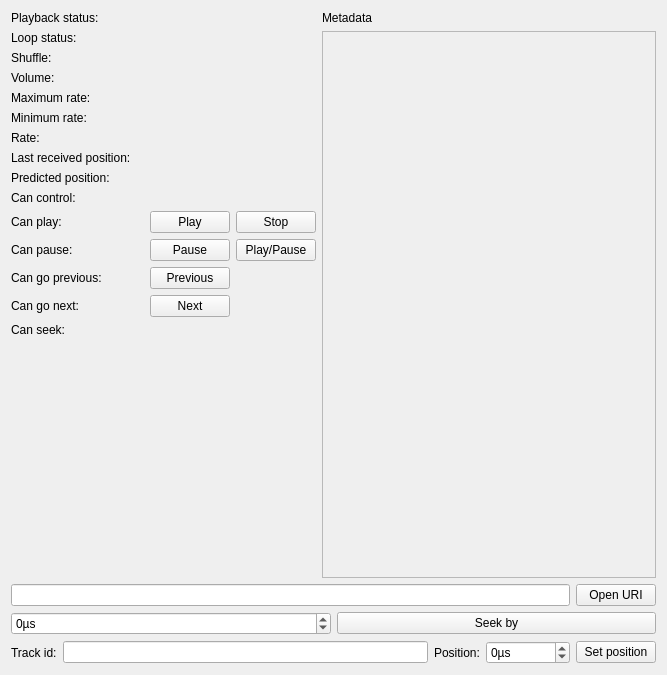
Before: the Qt Designer form ui/playertest.ui in randomguy3/mpristester, drawn with Qt 5.
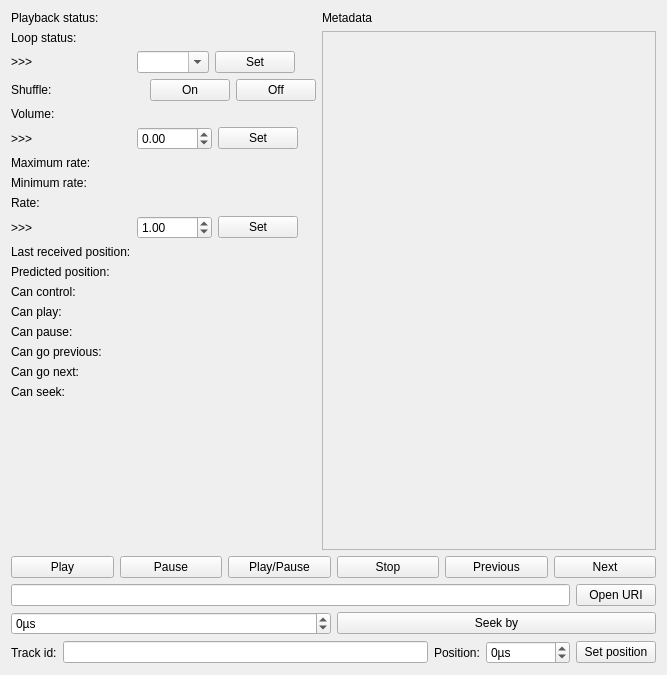
After: the same form once the commit is applied.

Commit message: Add widgets for setting rw property values

What changed in the file:
```diff
--- a/ui/playertest.ui
+++ b/ui/playertest.ui
@@ -56,13 +56,40 @@
         </widget>
        </item>
        <item row="2" column="0">
+        <widget class="QLabel" name="label_17">
+         <property name="text">
+          <string>&gt;&gt;&gt;</string>
+         </property>
+        </widget>
+       </item>
+       <item row="2" column="1">
+        <layout class="QHBoxLayout" name="horizontalLayout_10">
+         <item>
+          <widget class="QComboBox" name="loopStatusCombo">
+           <property name="editable">
+            <bool>true</bool>
+           </property>
+          </widget>
+         </item>
+         <item>
+          <widget class="QPushButton" name="loopStatusSetBtn">
+           <property name="text">
+            <string>Set</string>
+           </property>
+          </widget>
+         </item>
+        </layout>
+       </item>
+       <item row="3" column="0">
         <widget class="QLabel" name="label_3">
          <property name="text">
           <string>Shuffle:</string>
          </property>
         </widget>
        </item>
-       <item row="2" column="1">
+       <item row="3" column="1">
+        <layout class="QHBoxLayout" name="horizontalLayout_11">
+         <item>
         <widget class="QLabel" name="shuffleLbl">
          <property name="enabled">
           <bool>false</bool>
@@ -72,14 +99,30 @@
          </property>
         </widget>
        </item>
-       <item row="3" column="0">
+         <item>
+          <widget class="QPushButton" name="shuffleOnBtn">
+           <property name="text">
+            <string>On</string>
+           </property>
+          </widget>
+         </item>
+         <item>
+          <widget class="QPushButton" name="shuffleOffBtn">
+           <property name="text">
+            <string>Off</string>
+           </property>
+          </widget>
+         </item>
+        </layout>
+       </item>
+       <item row="4" column="0">
         <widget class="QLabel" name="label_4">
          <property name="text">
           <string>Volume:</string>
          </property>
         </widget>
        </item>
-       <item row="3" column="1">
+       <item row="4" column="1">
         <widget class="QLabel" name="volumeLbl">
          <property name="enabled">
           <bool>false</bool>
@@ -89,14 +132,45 @@
          </property>
         </widget>
        </item>
-       <item row="4" column="0">
+       <item row="5" column="0">
+        <widget class="QLabel" name="label_19">
+         <property name="text">
+          <string>&gt;&gt;&gt;</string>
+         </property>
+        </widget>
+       </item>
+       <item row="5" column="1">
+        <layout class="QHBoxLayout" name="horizontalLayout_12">
+         <item>
+          <widget class="QDoubleSpinBox" name="volumeSpinBox">
+           <property name="minimum">
+            <double>-9999.989999999999782</double>
+           </property>
+           <property name="maximum">
+            <double>9999.989999999999782</double>
+           </property>
+           <property name="singleStep">
+            <double>0.050000000000000</double>
+           </property>
+          </widget>
+         </item>
+         <item>
+          <widget class="QPushButton" name="volumeSetBtn">
+           <property name="text">
+            <string>Set</string>
+           </property>
+          </widget>
+         </item>
+        </layout>
+       </item>
+       <item row="6" column="0">
         <widget class="QLabel" name="label_5">
          <property name="text">
           <string>Maximum rate:</string>
          </property>
         </widget>
        </item>
-       <item row="4" column="1">
+       <item row="6" column="1">
         <widget class="QLabel" name="maxRateLbl">
          <property name="enabled">
           <bool>false</bool>
@@ -106,14 +180,14 @@
          </property>
         </widget>
        </item>
-       <item row="5" column="0">
+       <item row="7" column="0">
         <widget class="QLabel" name="label_6">
          <property name="text">
           <string>Minimum rate:</string>
          </property>
         </widget>
        </item>
-       <item row="5" column="1">
+       <item row="7" column="1">
         <widget class="QLabel" name="minRateLbl">
          <property name="enabled">
           <bool>false</bool>
@@ -123,14 +197,14 @@
          </property>
         </widget>
        </item>
-       <item row="6" column="0">
+       <item row="8" column="0">
         <widget class="QLabel" name="label_7">
          <property name="text">
           <string>Rate:</string>
          </property>
         </widget>
        </item>
-       <item row="6" column="1">
+       <item row="8" column="1">
         <widget class="QLabel" name="rateLbl">
          <property name="enabled">
           <bool>false</bool>
@@ -140,14 +214,48 @@
          </property>
         </widget>
        </item>
-       <item row="7" column="0">
+       <item row="9" column="0">
+        <widget class="QLabel" name="label_20">
+         <property name="text">
+          <string>&gt;&gt;&gt;</string>
+         </property>
+        </widget>
+       </item>
+       <item row="9" column="1">
+        <layout class="QHBoxLayout" name="horizontalLayout_13">
+         <item>
+          <widget class="QDoubleSpinBox" name="rateSpinBox">
+           <property name="minimum">
+            <double>-9999.989999999999782</double>
+           </property>
+           <property name="maximum">
+            <double>9999.989999999999782</double>
+           </property>
+           <property name="singleStep">
+            <double>0.250000000000000</double>
+           </property>
+           <property name="value">
+            <double>1.000000000000000</double>
+           </property>
+          </widget>
+         </item>
+         <item>
+          <widget class="QPushButton" name="rateSetBtn">
+           <property name="text">
+            <string>Set</string>
+           </property>
+          </widget>
+         </item>
+        </layout>
+       </item>
+       <item row="10" column="0">
         <widget class="QLabel" name="label_8">
          <property name="text">
           <string>Last received position:</string>
          </property>
         </widget>
        </item>
-       <item row="7" column="1">
+       <item row="10" column="1">
         <widget class="QLabel" name="lastKnownPosLbl">
          <property name="enabled">
           <bool>false</bool>
@@ -157,14 +265,14 @@
          </property>
         </widget>
        </item>
-       <item row="8" column="0">
+       <item row="11" column="0">
         <widget class="QLabel" name="label_9">
          <property name="text">
           <string>Predicted position:</string>
          </property>
         </widget>
        </item>
-       <item row="8" column="1">
+       <item row="11" column="1">
         <widget class="QLabel" name="estPosLbl">
          <property name="enabled">
           <bool>false</bool>
@@ -174,14 +282,14 @@
          </property>
         </widget>
        </item>
-       <item row="9" column="0">
+       <item row="12" column="0">
         <widget class="QLabel" name="label_10">
          <property name="text">
           <string>Can control:</string>
          </property>
         </widget>
        </item>
-       <item row="9" column="1">
+       <item row="12" column="1">
         <widget class="QLabel" name="canControlLbl">
          <property name="enabled">
           <bool>false</bool>
@@ -191,37 +299,65 @@
          </property>
         </widget>
        </item>
-       <item row="10" column="0">
+       <item row="13" column="0">
         <widget class="QLabel" name="label_11">
          <property name="text">
           <string>Can play:</string>
          </property>
         </widget>
        </item>
-       <item row="11" column="0">
+       <item row="13" column="1">
+        <widget class="QLabel" name="canPlayLbl">
+         <property name="enabled">
+          <bool>false</bool>
+         </property>
+         <property name="text">
+          <string>&lt;unknown&gt;</string>
+         </property>
+        </widget>
+       </item>
+       <item row="14" column="0">
         <widget class="QLabel" name="label_12">
          <property name="text">
           <string>Can pause:</string>
          </property>
         </widget>
        </item>
-       <item row="12" column="0">
+       <item row="14" column="1">
+        <widget class="QLabel" name="canPauseLbl">
+         <property name="enabled">
+          <bool>false</bool>
+         </property>
+         <property name="text">
+          <string>&lt;unknown&gt;</string>
+         </property>
+        </widget>
+       </item>
+       <item row="15" column="0">
         <widget class="QLabel" name="label_13">
          <property name="text">
           <string>Can go previous:</string>
          </property>
         </widget>
        </item>
-       <item row="13" column="0">
+       <item row="15" column="1">
+        <widget class="QLabel" name="canGoPrevLbl">
+         <property name="enabled">
+          <bool>false</bool>
+         </property>
+         <property name="text">
+          <string>&lt;unknown&gt;</string>
+         </property>
+        </widget>
+       </item>
+       <item row="16" column="0">
         <widget class="QLabel" name="label_14">
          <property name="text">
           <string>Can go next:</string>
          </property>
         </widget>
        </item>
-       <item row="13" column="1">
-        <layout class="QHBoxLayout" name="horizontalLayout_2">
-         <item>
+       <item row="16" column="1">
           <widget class="QLabel" name="canGoNextLbl">
            <property name="enabled">
             <bool>false</bool>
@@ -231,23 +367,14 @@
            </property>
           </widget>
          </item>
-         <item>
-          <widget class="QPushButton" name="nextBtn">
-           <property name="text">
-            <string>Next</string>
-           </property>
-          </widget>
-         </item>
-        </layout>
-       </item>
-       <item row="14" column="0">
+       <item row="17" column="0">
         <widget class="QLabel" name="label_15">
          <property name="text">
           <string>Can seek:</string>
          </property>
         </widget>
        </item>
-       <item row="14" column="1">
+       <item row="17" column="1">
         <widget class="QLabel" name="canSeekLbl">
          <property name="enabled">
           <bool>false</bool>
@@ -257,39 +384,30 @@
          </property>
         </widget>
        </item>
-       <item row="12" column="1">
-        <layout class="QHBoxLayout" name="horizontalLayout_3">
-         <item>
-          <widget class="QLabel" name="canGoPrevLbl">
-           <property name="enabled">
-            <bool>false</bool>
-           </property>
-           <property name="text">
-            <string>&lt;unknown&gt;</string>
-           </property>
-          </widget>
+      </layout>
          </item>
          <item>
-          <widget class="QPushButton" name="prevBtn">
+      <layout class="QVBoxLayout" name="verticalLayout">
+       <item>
+        <widget class="QLabel" name="label_16">
            <property name="text">
-            <string>Previous</string>
+          <string>Metadata</string>
            </property>
           </widget>
          </item>
-        </layout>
-       </item>
-       <item row="10" column="1">
-        <layout class="QHBoxLayout" name="horizontalLayout_4">
          <item>
-          <widget class="QLabel" name="canPlayLbl">
+        <widget class="QTableView" name="metadataTableView">
            <property name="enabled">
             <bool>false</bool>
            </property>
-           <property name="text">
-            <string>&lt;unknown&gt;</string>
-           </property>
-          </widget>
-         </item>
+        </widget>
+       </item>
+      </layout>
+     </item>
+    </layout>
+   </item>
+   <item>
+    <layout class="QHBoxLayout" name="horizontalLayout_5">
          <item>
           <widget class="QPushButton" name="playBtn">
            <property name="text">
@@ -298,27 +416,6 @@
           </widget>
          </item>
          <item>
-          <widget class="QPushButton" name="stopBtn">
-           <property name="text">
-            <string>Stop</string>
-           </property>
-          </widget>
-         </item>
-        </layout>
-       </item>
-       <item row="11" column="1">
-        <layout class="QHBoxLayout" name="horizontalLayout_5">
-         <item>
-          <widget class="QLabel" name="canPauseLbl">
-           <property name="enabled">
-            <bool>false</bool>
-           </property>
-           <property name="text">
-            <string>&lt;unknown&gt;</string>
-           </property>
-          </widget>
-         </item>
-         <item>
           <widget class="QPushButton" name="pauseBtn">
            <property name="text">
             <string>Pause</string>
@@ -332,27 +429,26 @@
            </property>
           </widget>
          </item>
-        </layout>
-       </item>
-      </layout>
-     </item>
      <item>
-      <layout class="QVBoxLayout" name="verticalLayout">
-       <item>
-        <widget class="QLabel" name="label_16">
+      <widget class="QPushButton" name="stopBtn">
          <property name="text">
-          <string>Metadata</string>
+        <string>Stop</string>
          </property>
         </widget>
        </item>
        <item>
-        <widget class="QTableView" name="metadataTableView">
-         <property name="enabled">
-          <bool>false</bool>
+      <widget class="QPushButton" name="prevBtn">
+       <property name="text">
+        <string>Previous</string>
          </property>
         </widget>
        </item>
-      </layout>
+     <item>
+      <widget class="QPushButton" name="nextBtn">
+       <property name="text">
+        <string>Next</string>
+       </property>
+      </widget>
      </item>
     </layout>
    </item>
```
Lines whose indentation alone changed are shown as unchanged. The commit also changes 6 other files.
